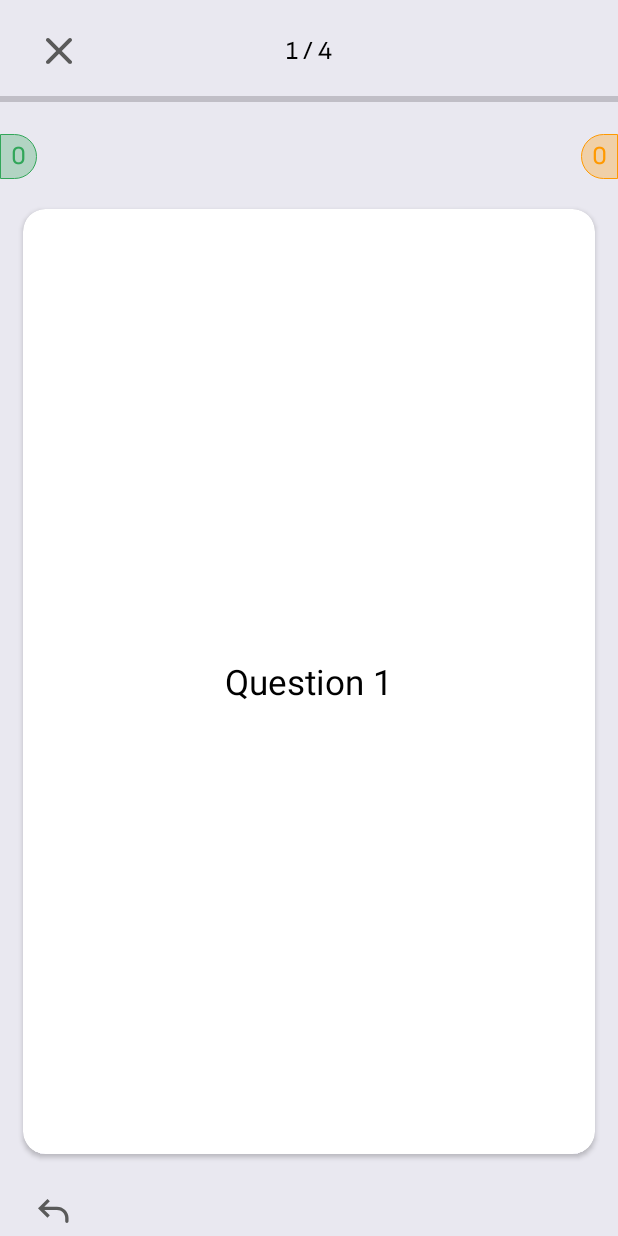
After one commit to natagzn/PrepWiseMobile, an Android app: the StudyFlascardActivity screen opened directly, with no data from a screen before it, on a phone screen of 412 x 824 dp. The commit adds this screen. Run offline under Robolectric (Android 15) with nearby library versions, the phone set to English and light mode, and no system bars; our stand-ins replace CircleImageView.

Commit message:
PS-49 Create flashcard page

```diff
--- a/PrepWise/app/src/main/java/com/example/prepwise/activities/NewFolderActivity.kt
+++ b/PrepWise/app/src/main/java/com/example/prepwise/activities/NewFolderActivity.kt
@@ -62,7 +62,7 @@ class NewFolderActivity : AppCompatActivity() {
     }
 
     private fun loadDataForEditing(folderId: Int) {
-         val folderData = MainActivity.getFolderById(folderId)
+        val folderData = MainActivity.getFolderById(folderId)
 
         if (folderData != null) {
             titleTxt.text = folderData.name
--- /dev/null
+++ b/PrepWise/app/src/main/java/com/example/prepwise/activities/StudyFlascardActivity.kt
@@ -0,0 +1,133 @@
+package com.example.prepwise.activities
+
+import android.annotation.SuppressLint
+import android.os.Bundle
+import android.view.MotionEvent
+import android.widget.ProgressBar
+import android.widget.TextView
+import androidx.appcompat.app.AppCompatActivity
+import androidx.cardview.widget.CardView
+import com.example.prepwise.R
+import com.example.prepwise.models.Question
+
+
+class StudyFlascardActivity : AppCompatActivity() {
+    private lateinit var flashcard: CardView
+    private lateinit var flashcardText: TextView
+    private lateinit var progressBar: ProgressBar
+    private lateinit var leftCountTextView: TextView
+    private lateinit var rightCountTextView: TextView
+    private lateinit var knowCountTextView: TextView
+    private lateinit var stillLearningCountTextView: TextView
+    private var flashcardIndex = 0
+
+    private val flashcards = listOf(
+        Question("Question 1", "Answer 1", false),
+        Question("Question 2", "Answer 2", false),
+        Question("Question 3", "Answer 3", false),
+        Question("Question 4", "Answer 4", false)
+    )
+
+    private var learnedCount = 0
+    private var learningCount = 0
+    private var downX = 0f
+    private val SWIPE_THRESHOLD = 300
+
+    @SuppressLint("ClickableViewAccessibility")
+    override fun onCreate(savedInstanceState: Bundle?) {
+        super.onCreate(savedInstanceState)
+        setContentView(R.layout.activity_study_flascard)
+
+        flashcard = findViewById(R.id.flashcard)
+        flashcardText = findViewById(R.id.question_text)
+        progressBar = findViewById(R.id.progress_bar)
+        leftCountTextView = findViewById(R.id.left)
+        rightCountTextView = findViewById(R.id.right)
+        knowCountTextView = findViewById(R.id.number_of_know)
+        stillLearningCountTextView = findViewById(R.id.number_of_still_learning)
+
+        updateFlashcard()
+        updateProgress()
+
+        flashcard.setOnTouchListener { view, event ->
+            when (event.action) {
+                MotionEvent.ACTION_DOWN -> {
+                    downX = event.rawX
+                    true
+                }
+                MotionEvent.ACTION_MOVE -> {
+                    val deltaX = event.rawX - downX
+                    view.translationX = deltaX
+
+                    if (deltaX < -SWIPE_THRESHOLD / 1) {
+                        flashcard.setBackgroundResource(R.drawable.know_border)
+                    } else if (deltaX > SWIPE_THRESHOLD / 1) {
+                        flashcard.setBackgroundResource(R.drawable.learning_border)
+                    } else {
+                        flashcard.setBackgroundResource(R.drawable.default_border)
+                    }
+                    true
+                }
+                MotionEvent.ACTION_UP -> {
+                    val deltaX = event.rawX - downX
+
+                    if (Math.abs(deltaX) > SWIPE_THRESHOLD) {
+                        if (deltaX < 0) {
+                            markAsLearned()
+                        } else {
+                            markAsLearning()
+                        }
+                        updateProgress()
+                    }
+
+                    view.animate()
+                        .translationX(0f)
+                        .setDuration(300)
+                        .withEndAction {
+                            flashcard.setBackgroundResource(R.drawable.default_border)
+                        }
+                        .start()
+                    true
+                }
+                else -> false
+            }
+        }
+    }
+
+    private fun markAsLearned() {
+        if (!flashcards[flashcardIndex].learned) {
+            flashcards[flashcardIndex].learned = true
+            learnedCount++
+        }
+        goToNextCard()
+    }
+
+    private fun markAsLearning() {
+        if (!flashcards[flashcardIndex].learned) {
+            flashcards[flashcardIndex].learned = false
+            learningCount++
+        }
+        goToNextCard()
+    }
+
+    private fun goToNextCard() {
+        if (flashcardIndex < flashcards.size - 1) {
+            flashcardIndex++
+            updateFlashcard()
+        }
+    }
+
+    private fun updateFlashcard() {
+        flashcardText.text = flashcards[flashcardIndex].content
+        leftCountTextView.text = (learningCount+learnedCount + 1).toString()
+        rightCountTextView.text = flashcards.size.toString()
+    }
+
+    private fun updateProgress() {
+        val progress = ((learnedCount + learningCount).toDouble() / flashcards.size * 100).toInt()
+
+        progressBar.progress = progress
+        knowCountTextView.text = learnedCount.toString()
+        stillLearningCountTextView.text = learningCount.toString()
+    }
+}
--- a/PrepWise/app/src/main/java/com/example/prepwise/fragments/ViewSetFragment.kt
+++ b/PrepWise/app/src/main/java/com/example/prepwise/fragments/ViewSetFragment.kt
@@ -31,6 +31,7 @@ import com.example.prepwise.activities.MainActivity
 import com.example.prepwise.activities.MainActivity.Companion.dpToPx
 import com.example.prepwise.activities.NewSetActivity
 import com.example.prepwise.activities.PremiumActivity
+import com.example.prepwise.activities.StudyFlascardActivity
 import com.example.prepwise.adapters.AdapterQuestion
 import com.example.prepwise.models.Folder
 import com.example.prepwise.models.Question
@@ -179,6 +180,13 @@ class ViewSetFragment : Fragment() {
             showBottomDialog()
         }
 
+        // Відкриття сторінки вчивчення сета
+        val studyFlashcards: LinearLayout = view.findViewById(R.id.study_flashcards)
+        studyFlashcards.setOnClickListener{
+            val intent = Intent(requireActivity(), StudyFlascardActivity::class.java)
+            startActivity(intent)
+        }
+
         return view
     }
 
--- /dev/null
+++ b/PrepWise/app/src/main/res/drawable/back.xml
@@ -0,0 +1,9 @@
+<vector xmlns:android="http://schemas.android.com/apk/res/android"
+    android:width="21dp"
+    android:height="16dp"
+    android:viewportWidth="21"
+    android:viewportHeight="16">
+  <path
+      android:pathData="M1.538,6.209L0.769,6.978L0,6.209L0.769,5.44L1.538,6.209ZM20.033,14.912C20.033,15.201 19.918,15.477 19.714,15.681C19.51,15.885 19.233,16 18.945,16C18.656,16 18.38,15.885 18.176,15.681C17.972,15.477 17.857,15.201 17.857,14.912H20.033ZM6.209,12.417L0.769,6.978L2.307,5.44L7.747,10.879L6.209,12.417ZM0.769,5.44L6.209,0L7.747,1.538L2.307,6.978L0.769,5.44ZM1.538,5.121H12.417V7.297H1.538V5.121ZM20.033,12.736V14.912H17.857V12.736H20.033ZM12.417,5.121C14.437,5.121 16.374,5.923 17.802,7.351C19.231,8.78 20.033,10.717 20.033,12.736H17.857C17.857,11.294 17.284,9.91 16.264,8.89C15.244,7.87 13.86,7.297 12.417,7.297V5.121Z"
+      android:fillColor="#5A5A5A"/>
+</vector>
--- /dev/null
+++ b/PrepWise/app/src/main/res/drawable/default_border.xml
@@ -0,0 +1,5 @@
+<?xml version="1.0" encoding="utf-8"?>
+<shape xmlns:android="http://schemas.android.com/apk/res/android">
+    <solid android:color="@android:color/white"/>
+    <corners android:radius="10dp"/>
+</shape>
--- /dev/null
+++ b/PrepWise/app/src/main/res/drawable/know_background.xml
@@ -0,0 +1,16 @@
+<?xml version="1.0" encoding="utf-8"?>
+<shape xmlns:android="http://schemas.android.com/apk/res/android"
+    android:shape="rectangle">
+
+    <corners
+        android:topRightRadius="15dp"
+        android:bottomRightRadius="15dp"
+        android:topLeftRadius="0dp"
+        android:bottomLeftRadius="0dp" />
+
+    <solid android:color="#B2D4C3" />
+
+    <stroke
+        android:width="0.7dp"
+        android:color="#32A659" />
+</shape>
--- /dev/null
+++ b/PrepWise/app/src/main/res/drawable/know_border.xml
@@ -0,0 +1,6 @@
+<?xml version="1.0" encoding="utf-8"?>
+<shape xmlns:android="http://schemas.android.com/apk/res/android">
+    <solid android:color="@android:color/white"/>
+    <stroke android:width="4dp" android:color="#31A659"/>
+    <corners android:radius="10dp"/>
+</shape>
--- /dev/null
+++ b/PrepWise/app/src/main/res/drawable/learning_border.xml
@@ -0,0 +1,6 @@
+<?xml version="1.0" encoding="utf-8"?>
+<shape xmlns:android="http://schemas.android.com/apk/res/android">
+    <solid android:color="@android:color/white"/>
+    <stroke android:width="4dp" android:color="#FF9900"/>
+    <corners android:radius="10dp"/>
+</shape>
--- /dev/null
+++ b/PrepWise/app/src/main/res/drawable/still_learning_background.xml
@@ -0,0 +1,16 @@
+<?xml version="1.0" encoding="utf-8"?>
+<shape xmlns:android="http://schemas.android.com/apk/res/android"
+    android:shape="rectangle">
+
+    <corners
+        android:topRightRadius="0dp"
+        android:bottomRightRadius="0dp"
+        android:topLeftRadius="15dp"
+        android:bottomLeftRadius="15dp" />
+
+    <solid android:color="#F0D0A8" />
+
+    <stroke
+        android:width="0.7dp"
+        android:color="#FF9900" />
+</shape>
--- /dev/null
+++ b/PrepWise/app/src/main/res/layout/activity_study_flascard.xml
@@ -0,0 +1,161 @@
+<?xml version="1.0" encoding="utf-8"?>
+<androidx.constraintlayout.widget.ConstraintLayout xmlns:android="http://schemas.android.com/apk/res/android"
+    xmlns:app="http://schemas.android.com/apk/res-auto"
+    xmlns:tools="http://schemas.android.com/tools"
+    android:id="@+id/main"
+    android:layout_width="match_parent"
+    android:layout_height="match_parent"
+    android:background="@color/background"
+    tools:context=".activities.StudyFlascardActivity">
+
+    <LinearLayout
+        android:layout_width="match_parent"
+        android:layout_height="match_parent"
+        android:orientation="vertical">
+
+        <androidx.constraintlayout.widget.ConstraintLayout
+            android:layout_width="match_parent"
+            android:layout_height="wrap_content"
+            android:layout_marginHorizontal="25dp"
+            android:layout_marginTop="20dp"
+            android:layout_marginBottom="10dp"
+            android:gravity="center_vertical"
+            android:orientation="horizontal">
+
+            <ImageView
+                android:id="@+id/close"
+                android:layout_width="wrap_content"
+                android:layout_height="wrap_content"
+                android:padding="5dp"
+                android:scaleType="fitXY"
+                android:src="@drawable/close"
+                app:layout_constraintBottom_toBottomOf="parent"
+                app:layout_constraintStart_toStartOf="parent"
+                app:layout_constraintTop_toTopOf="parent" />
+
+            <LinearLayout
+                android:layout_width="wrap_content"
+                android:layout_height="wrap_content"
+                android:orientation="horizontal"
+                app:layout_constraintBottom_toBottomOf="parent"
+                app:layout_constraintEnd_toEndOf="parent"
+                app:layout_constraintStart_toStartOf="parent"
+                app:layout_constraintTop_toTopOf="parent">
+
+                <TextView
+                    android:id="@+id/left"
+                    style="@style/regular_16"
+                    android:layout_width="wrap_content"
+                    android:layout_height="wrap_content"
+                    android:text="6"
+                    android:textColor="@color/black" />
+
+                <TextView
+                    style="@style/regular_16"
+                    android:layout_width="wrap_content"
+                    android:layout_height="wrap_content"
+                    android:layout_marginHorizontal="3dp"
+                    android:text="/"
+                    android:textColor="@color/black" />
+
+                <TextView
+                    android:id="@+id/right"
+                    style="@style/regular_16"
+                    android:layout_width="wrap_content"
+                    android:layout_height="wrap_content"
+                    android:text="12"
+                    android:textColor="@color/black" />
+
+            </LinearLayout>
+
+        </androidx.constraintlayout.widget.ConstraintLayout>
+
+        <ProgressBar
+            android:id="@+id/progress_bar"
+            style="?android:attr/progressBarStyleHorizontal"
+            android:layout_width="match_parent"
+            android:layout_height="wrap_content"
+            android:layout_marginBottom="15dp"/>
+
+        <androidx.constraintlayout.widget.ConstraintLayout
+            android:layout_width="match_parent"
+            android:layout_height="wrap_content"
+            android:layout_marginBottom="20dp"
+            android:orientation="horizontal">
+
+            <LinearLayout
+                android:layout_width="wrap_content"
+                android:layout_height="30dp"
+                android:layout_gravity="start"
+                android:background="@drawable/know_background"
+                android:gravity="center"
+                android:orientation="vertical"
+                app:layout_constraintBottom_toBottomOf="parent"
+                app:layout_constraintStart_toStartOf="parent"
+                app:layout_constraintTop_toTopOf="parent">
+
+                <TextView
+                    android:id="@+id/number_of_know"
+                    style="@style/regular_16"
+                    android:layout_width="wrap_content"
+                    android:layout_height="wrap_content"
+                    android:paddingHorizontal="7dp"
+                    android:text="31"
+                    android:textColor="#31A659" />
+            </LinearLayout>
+
+            <LinearLayout
+                android:layout_width="wrap_content"
+                android:layout_height="30dp"
+                android:background="@drawable/still_learning_background"
+                android:gravity="center"
+                android:orientation="vertical"
+                app:layout_constraintBottom_toBottomOf="parent"
+                app:layout_constraintEnd_toEndOf="parent"
+                app:layout_constraintTop_toTopOf="parent">
+
+                <TextView
+                    android:id="@+id/number_of_still_learning"
+                    style="@style/regular_16"
+                    android:layout_width="wrap_content"
+                    android:layout_height="wrap_content"
+                    android:paddingHorizontal="7dp"
+                    android:text="30"
+                    android:textColor="#FF9900" />
+            </LinearLayout>
+        </androidx.constraintlayout.widget.ConstraintLayout>
+
+        <androidx.cardview.widget.CardView
+            android:id="@+id/flashcard"
+            android:layout_width="match_parent"
+            android:layout_height="630dp"
+            android:layout_marginHorizontal="15dp"
+            android:layout_marginBottom="30dp"
+            android:background="@drawable/white_rounded_background"
+            android:elevation="4dp"
+            android:orientation="vertical"
+            app:cardCornerRadius="15dp"
+            android:paddingHorizontal="53dp"
+            android:paddingVertical="289dp">
+
+            <TextView
+                android:id="@+id/question_text"
+                android:layout_width="match_parent"
+                android:layout_height="wrap_content"
+                android:text="High-Level Programming Language"
+                android:layout_margin="10dp"
+                android:layout_gravity="center"
+                android:gravity="center"
+                android:textColor="#000000"
+                android:textSize="23sp" />
+        </androidx.cardview.widget.CardView>
+
+        <ImageView
+            android:id="@+id/back"
+            android:layout_width="wrap_content"
+            android:layout_height="wrap_content"
+            android:layout_marginHorizontal="25dp"
+            android:scaleType="fitXY"
+            android:src="@drawable/back" />
+    </LinearLayout>
+</androidx.constraintlayout.widget.ConstraintLayout>
--- a/PrepWise/app/src/main/res/values/dimens.xml
+++ /dev/null
@@ -1,5 +0,0 @@
-<resources>
-    <!-- Default screen margins, per the Android Design guidelines. -->
-    <dimen name="activity_horizontal_margin">16dp</dimen>
-    <dimen name="activity_vertical_margin">16dp</dimen>
-</resources>
```
Also changed, not shown: PrepWise/app/src/main/AndroidManifest.xml (+6 -6 lines).
